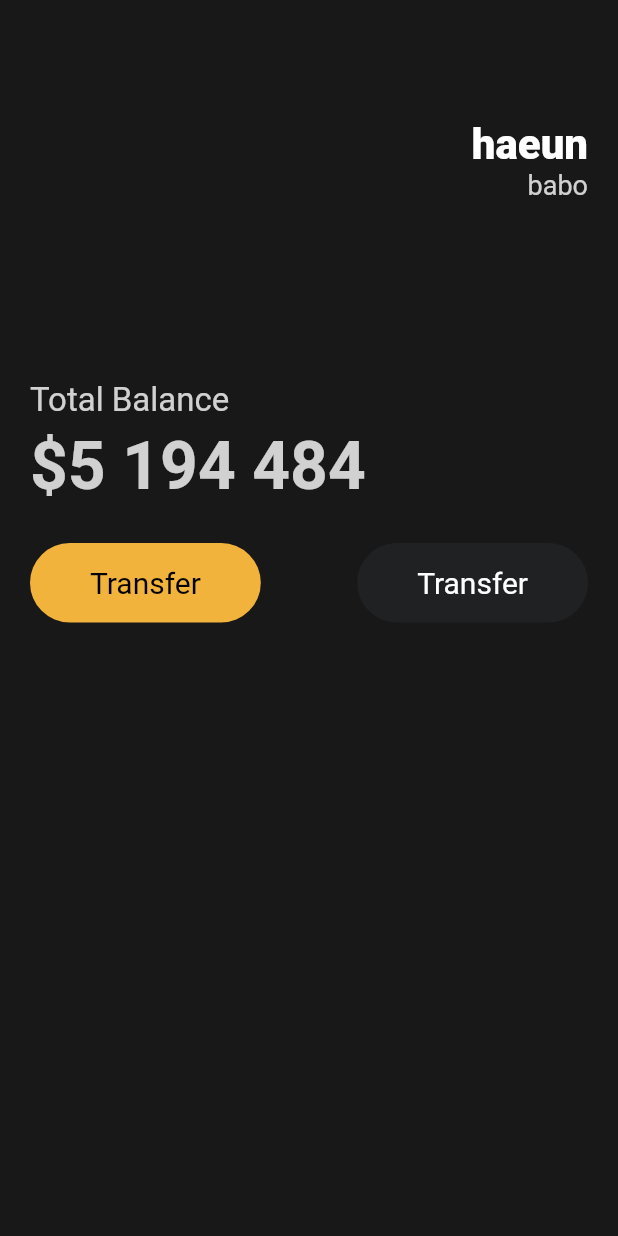
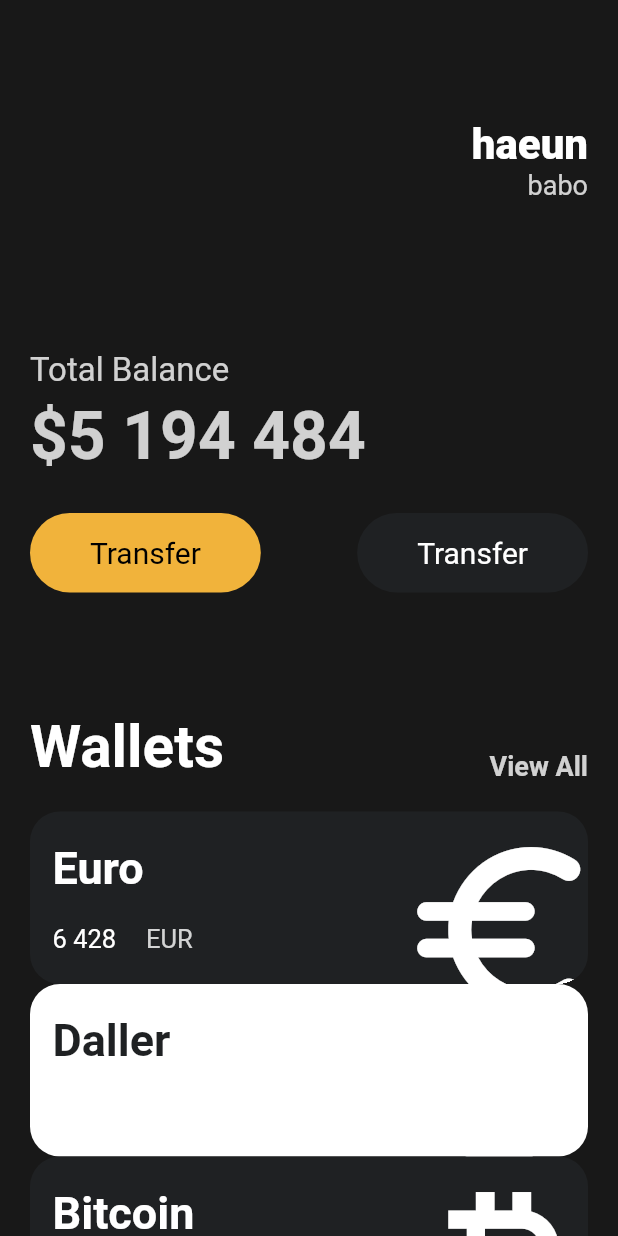
Before and after one commit to hwangtaewook/learn-UI-nomad, a Flutter app: the screen it shows after launch, on a phone screen of 412 x 824 dp. Run offline on Flutter 3.47's test engine with Material 2 defaults, Android fonts, the phone set to English and light mode, and no system bars.

Commit message:
make card construct

```diff
--- a/lib/main.dart
+++ b/lib/main.dart
@@ -1,5 +1,6 @@
 import 'package:flutter/material.dart';
 import 'package:toonflix/widgets/button.dart';
+import 'package:toonflix/widgets/card.dart';
 
 class Player {
   String? name;
@@ -55,7 +56,7 @@ class App extends StatelessWidget {
                 ],
               ),
               const SizedBox(
-                height: 120,
+                height: 100,
               ),
               Text(
                 'Total Balance',
@@ -93,6 +94,55 @@ class App extends StatelessWidget {
                   ),
                 ],
               ),
+              const SizedBox(
+                height: 80,
+              ),
+              Row(
+                crossAxisAlignment: CrossAxisAlignment.end,
+                mainAxisAlignment: MainAxisAlignment.spaceBetween,
+                children: [
+                  const Text(
+                    'Wallets',
+                    style: TextStyle(
+                      color: Colors.white,
+                      fontSize: 39,
+                      fontWeight: FontWeight.w600,
+                    ),
+                  ),
+                  Text(
+                    'View All',
+                    style: TextStyle(
+                      color: Colors.white.withOpacity(0.8),
+                      fontSize: 18,
+                      fontWeight: FontWeight.w600,
+                    ),
+                  )
+                ],
+              ),
+              const SizedBox(
+                height: 20,
+              ),
+              const CurrencyCard(
+                name: 'Euro',
+                code: 'EUR',
+                amount: '6 428',
+                icon: Icons.euro_rounded,
+                isInverted: false,
+              ),
+              const CurrencyCard(
+                name: 'Daller',
+                code: 'USD',
+                amount: '8 128',
+                icon: Icons.attach_money_rounded,
+                isInverted: true,
+              ),
+              const CurrencyCard(
+                name: 'Bitcoin',
+                code: 'BTC',
+                amount: '9 125',
+                icon: Icons.currency_bitcoin,
+                isInverted: false,
+              ),
             ],
           ),
         ),
--- /dev/null
+++ b/lib/widgets/card.dart
@@ -0,0 +1,85 @@
+import 'package:flutter/material.dart';
+
+class CurrencyCard extends StatelessWidget {
+  final String name, code, amount;
+  final IconData icon;
+  final bool isInverted;
+
+  const CurrencyCard({
+    super.key,
+    required this.name,
+    required this.code,
+    required this.amount,
+    required this.icon,
+    required this.isInverted,
+  });
+
+  @override
+  Widget build(BuildContext context) {
+    return Container(
+      clipBehavior: Clip.hardEdge,
+      decoration: BoxDecoration(
+          color: isInverted ? Colors.white : const Color(0xff1f2123),
+          borderRadius: BorderRadius.circular(20)),
+      child: Padding(
+        padding: const EdgeInsets.symmetric(
+          horizontal: 15,
+          vertical: 20,
+        ),
+        child: Row(
+          mainAxisAlignment: MainAxisAlignment.spaceBetween,
+          children: [
+            Column(
+              crossAxisAlignment: CrossAxisAlignment.start,
+              children: [
+                Text(
+                  name,
+                  style: TextStyle(
+                      color:
+                          isInverted ? const Color(0xff1f2123) : Colors.white,
+                      fontSize: 30,
+                      fontWeight: FontWeight.w600),
+                ),
+                const SizedBox(
+                  height: 20,
+                ),
+                Row(
+                  children: [
+                    Text(
+                      amount,
+                      style: const TextStyle(
+                        color: Colors.white,
+                        fontSize: 17,
+                      ),
+                    ),
+                    const SizedBox(
+                      width: 20,
+                    ),
+                    Text(
+                      code,
+                      style: TextStyle(
+                        color: Colors.white.withOpacity(0.8),
+                        fontSize: 17,
+                      ),
+                    ),
+                  ],
+                ),
+              ],
+            ),
+            Transform.scale(
+              scale: 2.1,
+              child: Transform.translate(
+                offset: const Offset(-3, 10),
+                child: Icon(
+                  icon,
+                  color: Colors.white,
+                  size: 70,
+                ),
+              ),
+            )
+          ],
+        ),
+      ),
+    );
+  }
+}
```
Also changed, not shown: 1 other file.
